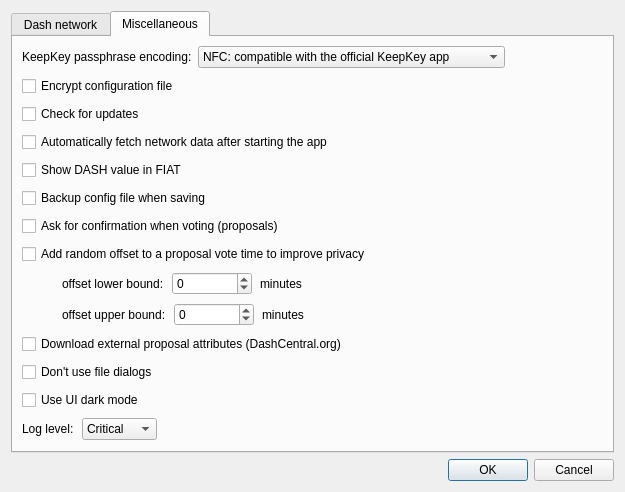
The window that src/ui/ui_config_dlg.ui (Bertrand256/dash-masternode-tool) describes before a commit, drawn with Qt 5.
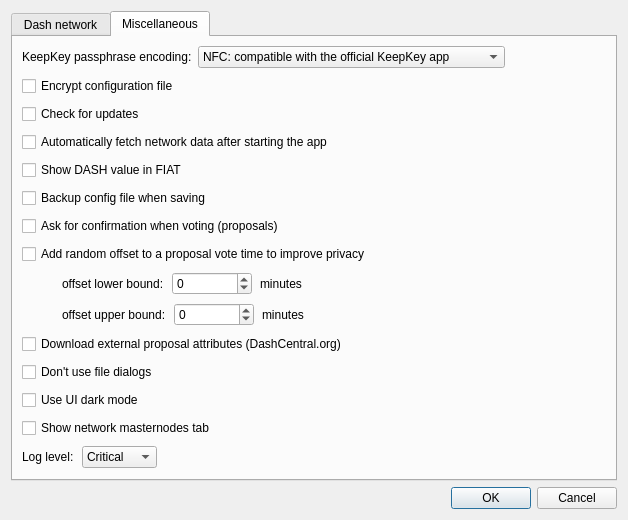
The same window after the commit.

Commit message: Added a configuration option for hiding the network masternodes tab

```diff
--- a/src/ui/ui_config_dlg.ui
+++ b/src/ui/ui_config_dlg.ui
@@ -9,7 +9,7 @@
    <rect>
     <x>0</x>
     <y>0</y>
-    <width>625</width>
+    <width>628</width>
     <height>480</height>
    </rect>
   </property>
@@ -594,6 +594,16 @@
          </property>
         </widget>
        </item>
+       <item>
+        <widget class="QCheckBox" name="chbShowNetworkMasternodes">
+         <property name="toolTip">
+          <string>Shows a tab in the main window with a list of all masternodes in the Dash network</string>
+         </property>
+         <property name="text">
+          <string>Show network masternodes tab</string>
+         </property>
+        </widget>
+       </item>
        <item>
         <layout class="QHBoxLayout" name="hlLogLevel">
          <item>
```
The commit also changes 5 other files.
